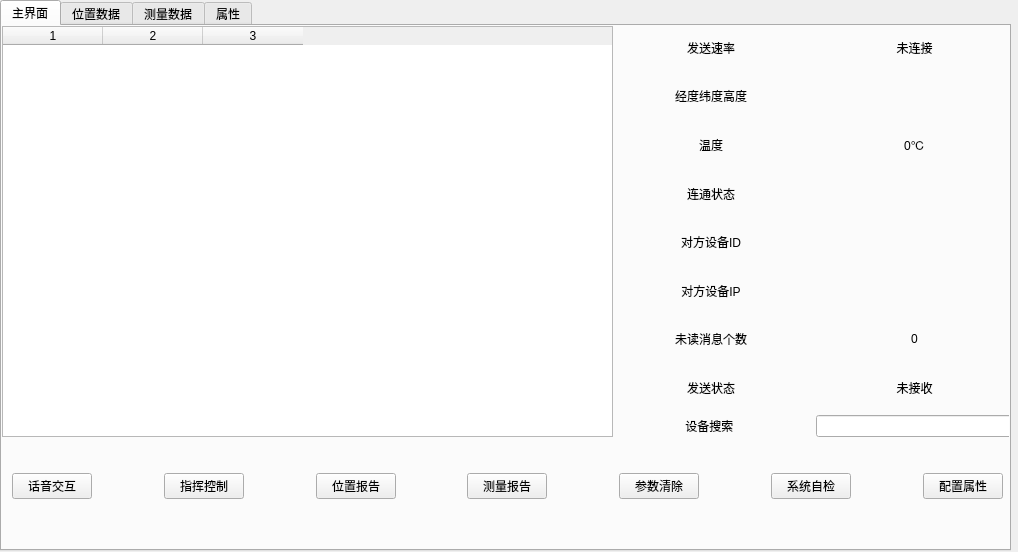
First picture: the form in UI/mainWindow.ui, repository 413180794/EPLRS_station, before the edit.
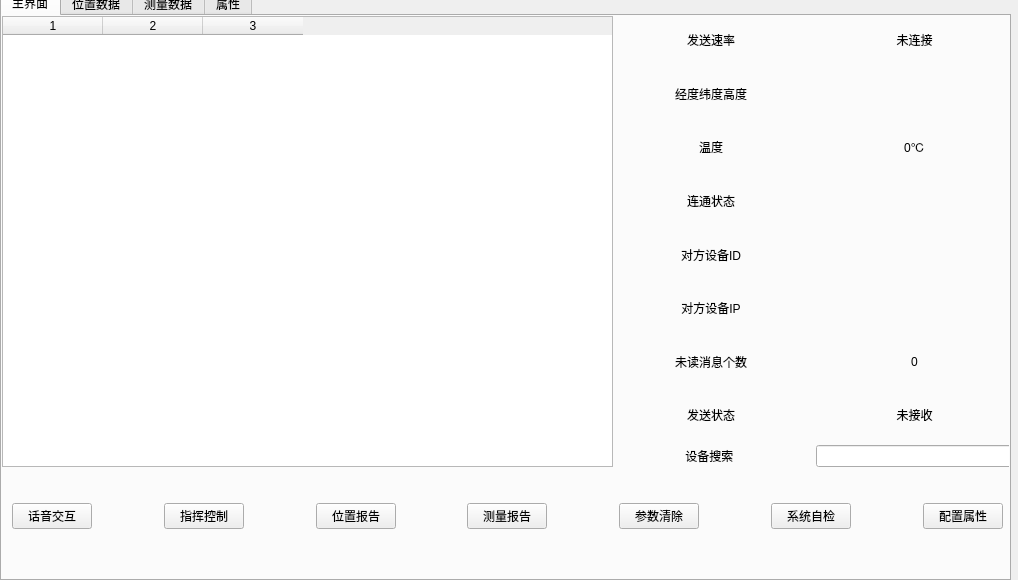
Second picture: the form after the edit. The open tabs and pages were chosen to show the change.

Commit message: 修改界面为全屏，加入启动软件，启动键盘

What changed in the file:
```diff
--- a/UI/mainWindow.ui
+++ b/UI/mainWindow.ui
@@ -7,7 +7,7 @@
     <x>0</x>
     <y>0</y>
     <width>1018</width>
-    <height>552</height>
+    <height>580</height>
    </rect>
   </property>
   <property name="windowTitle">
@@ -21,9 +21,9 @@
     <property name="geometry">
      <rect>
       <x>0</x>
-      <y>0</y>
+      <y>-10</y>
       <width>1011</width>
-      <height>551</height>
+      <height>591</height>
      </rect>
     </property>
     <property name="currentIndex">
@@ -39,7 +39,7 @@
         <x>610</x>
         <y>0</y>
         <width>401</width>
-        <height>411</height>
+        <height>451</height>
        </rect>
       </property>
       <layout class="QVBoxLayout" name="verticalLayout_4">
@@ -276,7 +276,7 @@
         <x>0</x>
         <y>0</y>
         <width>611</width>
-        <height>411</height>
+        <height>451</height>
        </rect>
       </property>
       <property name="editTriggers">
@@ -308,7 +308,7 @@
       <property name="geometry">
        <rect>
         <x>0</x>
-        <y>410</y>
+        <y>450</y>
         <width>1011</width>
         <height>101</height>
        </rect>
```
Left out of the diff: 10 changed lines with no effect on the pictures. The commit also changes 1 other file.
